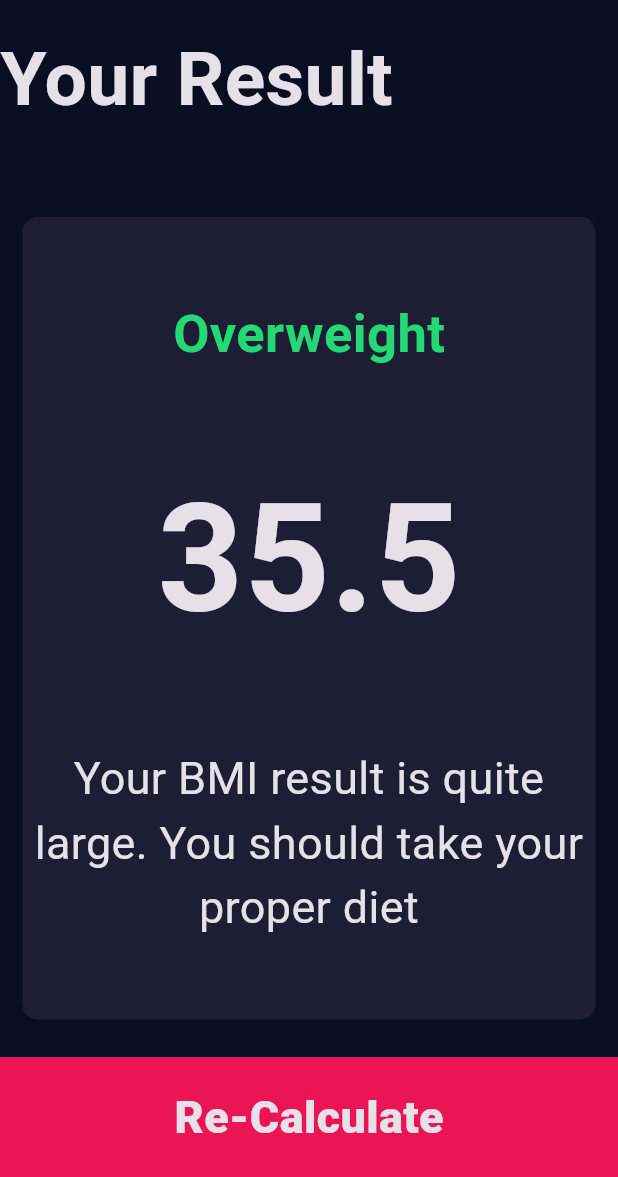
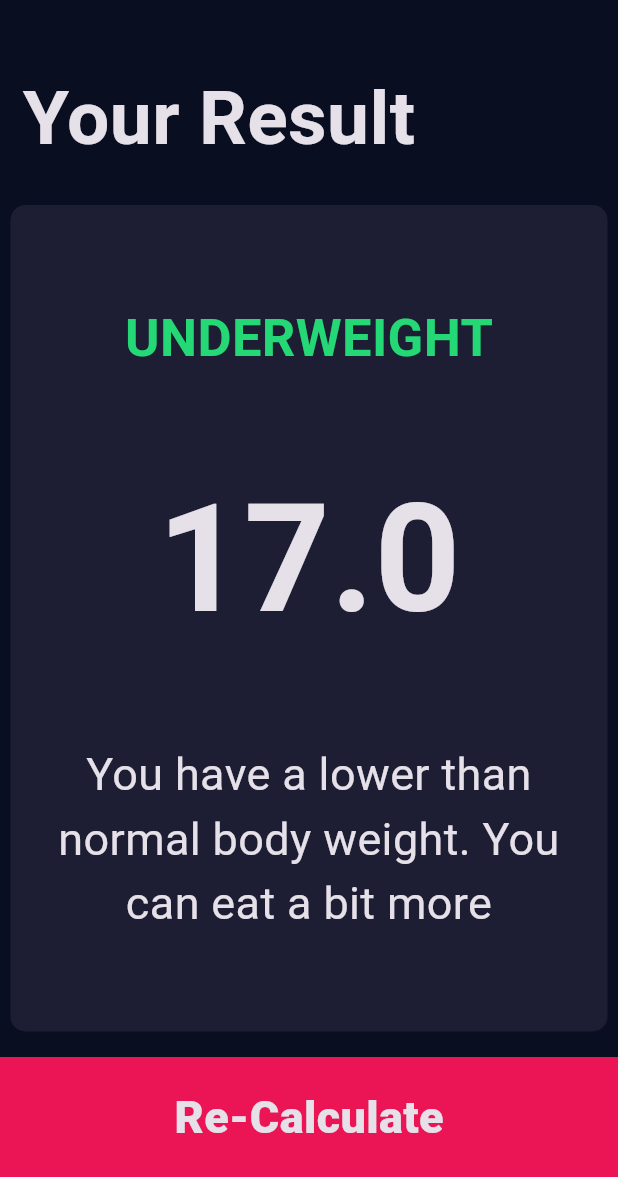
Before and after one commit to jayarzuniga/bmiCalculatorFlutter, a Flutter app: the screen it shows after launch, after a tap on "Calculate", on a phone screen of 412 x 824 dp, the part 59-1236 px from its top. Run offline on Flutter 3.47's test engine with Material 3 defaults, Android fonts, the phone set to English and light mode, and no system bars; our stand-ins replace font_awesome_flutter.

Commit message:
Full application with functionality.

```diff
--- /dev/null
+++ b/lib/calculator_brain.dart
@@ -0,0 +1,36 @@
+import 'dart:math';
+
+class CalculatorBrain {
+
+  CalculatorBrain ({required this.height, required this.weight});
+
+  final int height;
+  final int weight;
+
+  double _bmi = 0.0;
+
+  String calculateBMI()  {
+    _bmi = weight / pow(height/100, 2);
+    return _bmi.toStringAsFixed(1);
+  }
+
+  String getResults() {
+    if (_bmi >= 25) {
+      return 'Overweight';
+    }else if (_bmi >18.5){
+      return 'Normal';
+    }else{
+      return 'Underweight';
+    }
+  }
+
+  String getInterpretation(){
+    if (_bmi >= 25) {
+      return 'You have a higher than a normal body weight. Try to exercise more.';
+    }else if (_bmi >18.5){
+      return 'You have normal body weight. Good job!';
+    }else{
+      return 'You have a lower than normal body weight. You can eat a bit more';
+    }
+  }
+}
--- a/lib/components/reusable_card.dart
+++ b/lib/components/reusable_card.dart
@@ -12,8 +12,9 @@ class ReusableCard extends StatelessWidget{
     return GestureDetector(
       onTap: onPress,
       child: Container(
+        padding: EdgeInsets.all(13.0),
         child: cardChild,
-        margin: EdgeInsets.all(15.0),
+        margin: EdgeInsets.all(7.0),
         decoration: BoxDecoration(
           color: colour,
           borderRadius: BorderRadius.circular(10.0),
--- a/lib/screens/input_page.dart
+++ b/lib/screens/input_page.dart
@@ -6,6 +6,7 @@ import '../components/icon_content.dart';
 import '../constants.dart';
 import 'package:bmi_calculator/screens/results_page.dart';
 import 'package:bmi_calculator/components/button.dart';
+import 'package:bmi_calculator/calculator_brain.dart';
 
 enum GenderType {
   male,
@@ -225,8 +226,14 @@ class _InputPageState extends State<InputPage> {
           BottomButton(
             buttonTitle: "Calculate",
             onTap: () {
+              CalculatorBrain calc = CalculatorBrain(height: height, weight: weight);
+
               Navigator.push(context,
-                  MaterialPageRoute(builder: (context) => ResultsPage()));
+                  MaterialPageRoute(builder: (context) => ResultsPage(
+                    bmiResult: calc.calculateBMI(),
+                    resultText: calc.getResults(),
+                    interpretation: calc.getInterpretation(),
+                  )));
             },
           ),
         ],
--- a/lib/screens/results_page.dart
+++ b/lib/screens/results_page.dart
@@ -5,6 +5,14 @@ import 'package:bmi_calculator/components/reusable_card.dart';
 import 'package:bmi_calculator/components/button.dart';
 
 class ResultsPage extends StatelessWidget {
+
+  ResultsPage ({required this.bmiResult, required this.resultText, required this.interpretation});
+
+  final String bmiResult;
+  final String resultText;
+  final String interpretation;
+
+
   @override
   Widget build(BuildContext context) {
     return Scaffold(
@@ -17,6 +25,8 @@ class ResultsPage extends StatelessWidget {
         children: [
           Expanded(
               child: Container(
+                padding: EdgeInsets.all(15.0),
+                alignment: Alignment.bottomLeft,
                 child: Text("Your Result",
                   style: kTitleTextStyle,
                 ),
@@ -30,13 +40,13 @@ class ResultsPage extends StatelessWidget {
                   mainAxisAlignment: MainAxisAlignment.spaceEvenly,
                   crossAxisAlignment: CrossAxisAlignment.center,
                   children: [
-                    Text("Overweight",
+                    Text(resultText.toUpperCase(),
                       style: kResultTextStyle,
                     ),
-                    Text('35.5',
+                    Text(bmiResult,
                       style: kBMITextStyle,
                     ),
-                    Text("Your BMI result is quite large. You should take your proper diet",
+                    Text(interpretation,
                       textAlign: TextAlign.center,
                       style: kBodyTextStyle,
                     )
@@ -45,8 +55,7 @@ class ResultsPage extends StatelessWidget {
             ),
           ),
           BottomButton(onTap: () {
-            Navigator.pop(context,
-              MaterialPageRoute(builder: (context) => InputPage()));
+            Navigator.pop(context);
           },
               buttonTitle: "Re-Calculate")
         ],
```
